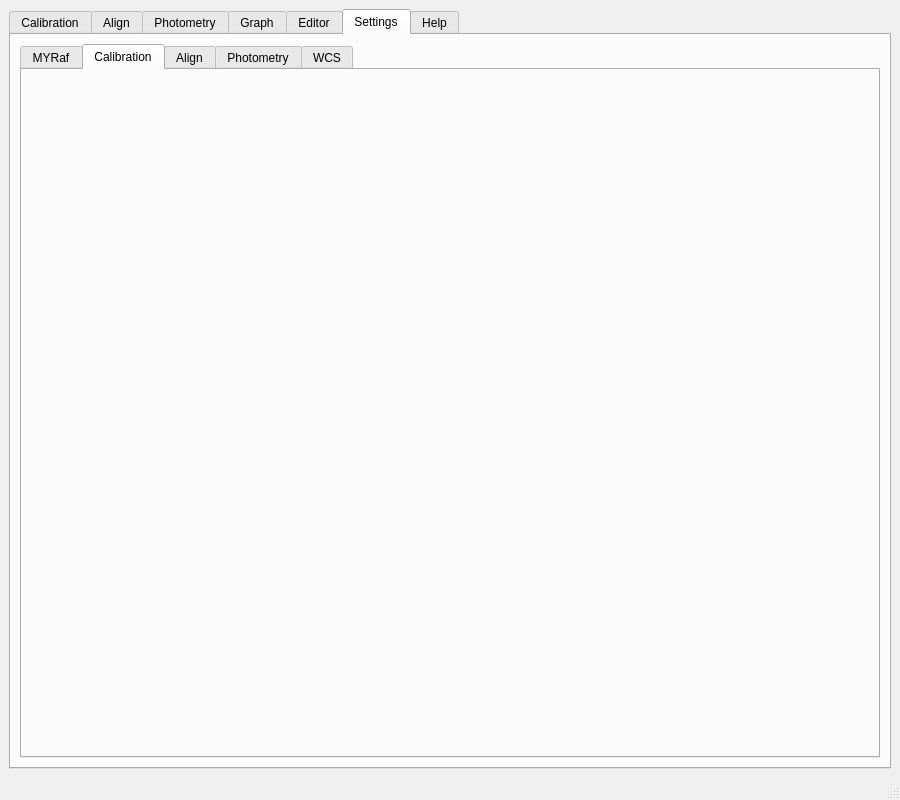
This is gui/myraf.ui in myrafproject/myrafproject as Qt 5 draws it before an edit. The edited form follows.
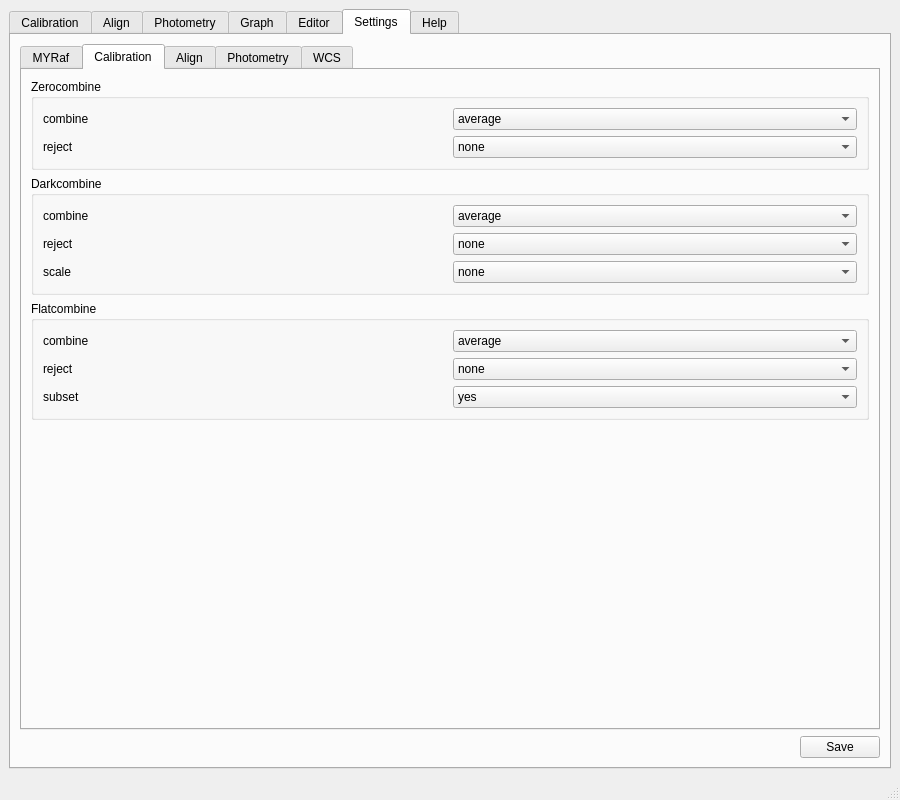
This is the edited form. The open tabs and pages were chosen to show the change. Custom widgets are drawn as their Qt base class.

Diff of the .ui file:
```diff
--- a/gui/myraf.ui
+++ b/gui/myraf.ui
@@ -603,7 +603,7 @@
            <attribute name="title">
             <string>Header</string>
            </attribute>
-           <layout class="QGridLayout" name="gridLayout_26">
+           <layout class="QGridLayout" name="gridLayout_15">
             <item row="0" column="0">
              <widget class="QGroupBox" name="groupBox_10">
               <property name="title">
@@ -684,86 +684,6 @@
               </layout>
              </widget>
             </item>
-            <item row="1" column="0">
-             <widget class="QGroupBox" name="groupBox_9">
-              <property name="title">
-               <string>GroupBox</string>
-              </property>
-              <layout class="QGridLayout" name="gridLayout_24">
-               <item row="0" column="0">
-                <widget class="QLabel" name="label">
-                 <property name="text">
-                  <string>Field</string>
-                 </property>
-                </widget>
-               </item>
-               <item row="0" column="1">
-                <widget class="QLineEdit" name="hedit_field"/>
-               </item>
-               <item row="0" column="2">
-                <widget class="QCheckBox" name="hedit_isvaluefromheader">
-                 <property name="text">
-                  <string>Value From Header</string>
-                 </property>
-                </widget>
-               </item>
-               <item row="1" column="0">
-                <widget class="QLabel" name="label_2">
-                 <property name="text">
-                  <string>Value</string>
-                 </property>
-                </widget>
-               </item>
-               <item row="1" column="1">
-                <widget class="QLineEdit" name="hedit_value"/>
-               </item>
-               <item row="1" column="2">
-                <widget class="QComboBox" name="hedit_valuefromheader">
-                 <property name="enabled">
-                  <bool>false</bool>
-                 </property>
-                </widget>
-               </item>
-              </layout>
-             </widget>
-            </item>
-            <item row="2" column="0" colspan="2">
-             <layout class="QGridLayout" name="gridLayout_23">
-              <item row="0" column="0">
-               <widget class="QLabel" name="hedit_info">
-                <property name="text">
-                 <string>TextLabel</string>
-                </property>
-               </widget>
-              </item>
-              <item row="0" column="1" rowspan="2">
-               <widget class="QPushButton" name="hedit_go">
-                <property name="minimumSize">
-                 <size>
-                  <width>50</width>
-                  <height>50</height>
-                 </size>
-                </property>
-                <property name="maximumSize">
-                 <size>
-                  <width>50</width>
-                  <height>50</height>
-                 </size>
-                </property>
-                <property name="text">
-                 <string>:go</string>
-                </property>
-               </widget>
-              </item>
-              <item row="1" column="0">
-               <widget class="QProgressBar" name="hedit_proc">
-                <property name="value">
-                 <number>24</number>
-                </property>
-               </widget>
-              </item>
-             </layout>
-            </item>
            </layout>
           </widget>
           <widget class="QWidget" name="tab_15">
@@ -790,7 +710,27 @@
         <string>Settings</string>
        </attribute>
        <layout class="QGridLayout" name="gridLayout_29">
-        <item row="0" column="0">
+        <item row="1" column="0">
+         <spacer name="horizontalSpacer_10">
+          <property name="orientation">
+           <enum>Qt::Horizontal</enum>
+          </property>
+          <property name="sizeHint" stdset="0">
+           <size>
+            <width>771</width>
+            <height>20</height>
+           </size>
+          </property>
+         </spacer>
+        </item>
+        <item row="1" column="1">
+         <widget class="QPushButton" name="settings_save">
+          <property name="text">
+           <string>Save</string>
+          </property>
+         </widget>
+        </item>
+        <item row="0" column="0" colspan="2">
          <widget class="QTabWidget" name="tabWidget_6">
           <property name="currentIndex">
            <number>0</number>
@@ -804,6 +744,339 @@
            <attribute name="title">
             <string>Calibration</string>
            </attribute>
+           <layout class="QGridLayout" name="gridLayout_33">
+            <item row="0" column="0">
+             <widget class="QGroupBox" name="groupBox_3">
+              <property name="title">
+               <string>Zerocombine</string>
+              </property>
+              <layout class="QGridLayout" name="gridLayout_24">
+               <item row="0" column="0">
+                <layout class="QGridLayout" name="gridLayout_23">
+                 <item row="1" column="1">
+                  <widget class="QComboBox" name="zero_reject">
+                   <property name="currentText">
+                    <string>minmax</string>
+                   </property>
+                   <item>
+                    <property name="text">
+                     <string>none</string>
+                    </property>
+                   </item>
+                   <item>
+                    <property name="text">
+                     <string>minmax</string>
+                    </property>
+                   </item>
+                   <item>
+                    <property name="text">
+                     <string>ccdclip</string>
+                    </property>
+                   </item>
+                   <item>
+                    <property name="text">
+                     <string>crreject</string>
+                    </property>
+                   </item>
+                   <item>
+                    <property name="text">
+                     <string>sigclip</string>
+                    </property>
+                   </item>
+                   <item>
+                    <property name="text">
+                     <string>avsigclip</string>
+                    </property>
+                   </item>
+                   <item>
+                    <property name="text">
+                     <string>pclipor</string>
+                    </property>
+                   </item>
+                  </widget>
+                 </item>
+                 <item row="0" column="1">
+                  <widget class="QComboBox" name="zero_combine">
+                   <property name="currentText">
+                    <string>median</string>
+                   </property>
+                   <item>
+                    <property name="text">
+                     <string>average</string>
+                    </property>
+                   </item>
+                   <item>
+                    <property name="text">
+                     <string>median</string>
+                    </property>
+                   </item>
+                  </widget>
+                 </item>
+                 <item row="0" column="0">
+                  <widget class="QLabel" name="label_3">
+                   <property name="text">
+                    <string>combine</string>
+                   </property>
+                  </widget>
+                 </item>
+                 <item row="1" column="0">
+                  <widget class="QLabel" name="label_4">
+                   <property name="text">
+                    <string>reject</string>
+                   </property>
+                  </widget>
+                 </item>
+                </layout>
+               </item>
+              </layout>
+             </widget>
+            </item>
+            <item row="1" column="0">
+             <widget class="QGroupBox" name="groupBox_4">
+              <property name="title">
+               <string>Darkcombine</string>
+              </property>
+              <layout class="QGridLayout" name="gridLayout_30">
+               <item row="0" column="0">
+                <layout class="QGridLayout" name="gridLayout_26">
+                 <item row="1" column="0">
+                  <widget class="QLabel" name="label_8">
+                   <property name="text">
+                    <string>reject</string>
+                   </property>
+                  </widget>
+                 </item>
+                 <item row="2" column="0">
+                  <widget class="QLabel" name="label_9">
+                   <property name="text">
+                    <string>scale</string>
+                   </property>
+                  </widget>
+                 </item>
+                 <item row="0" column="1">
+                  <widget class="QComboBox" name="dark_combine">
+                   <property name="currentText">
+                    <string>median</string>
+                   </property>
+                   <item>
+                    <property name="text">
+                     <string>average</string>
+                    </property>
+                   </item>
+                   <item>
+                    <property name="text">
+                     <string>median</string>
+                    </property>
+                   </item>
+                  </widget>
+                 </item>
+                 <item row="2" column="1">
+                  <widget class="QComboBox" name="dark_scale">
+                   <property name="currentText">
+                    <string>exposure</string>
+                   </property>
+                   <item>
+                    <property name="text">
+                     <string>none</string>
+                    </property>
+                   </item>
+                   <item>
+                    <property name="text">
+                     <string>mode</string>
+                    </property>
+                   </item>
+                   <item>
+                    <property name="text">
+                     <string>median</string>
+                    </property>
+                   </item>
+                   <item>
+                    <property name="text">
+                     <string>mean</string>
+                    </property>
+                   </item>
+                   <item>
+                    <property name="text">
+                     <string>exposure</string>
+                    </property>
+                   </item>
+                  </widget>
+                 </item>
+                 <item row="0" column="0">
+                  <widget class="QLabel" name="label_7">
+                   <property name="text">
+                    <string>combine</string>
+                   </property>
+                  </widget>
+                 </item>
+                 <item row="1" column="1">
+                  <widget class="QComboBox" name="dark_reject">
+                   <property name="currentText">
+                    <string>minmax</string>
+                   </property>
+                   <item>
+                    <property name="text">
+                     <string>none</string>
+                    </property>
+                   </item>
+                   <item>
+                    <property name="text">
+                     <string>minmax</string>
+                    </property>
+                   </item>
+                   <item>
+                    <property name="text">
+                     <string>ccdclip</string>
+                    </property>
+                   </item>
+                   <item>
+                    <property name="text">
+                     <string>crreject</string>
+                    </property>
+                   </item>
+                   <item>
+                    <property name="text">
+                     <string>sigclip</string>
+                    </property>
+                   </item>
+                   <item>
+                    <property name="text">
+                     <string>avsigclip</string>
+                    </property>
+                   </item>
+                   <item>
+                    <property name="text">
+                     <string>pclipor</string>
+                    </property>
+                   </item>
+                  </widget>
+                 </item>
+                </layout>
+               </item>
+              </layout>
+             </widget>
+            </item>
+            <item row="2" column="0">
+             <widget class="QGroupBox" name="groupBox_11">
+              <property name="title">
+               <string>Flatcombine</string>
+              </property>
+              <layout class="QGridLayout" name="gridLayout_32">
+               <item row="0" column="0">
+                <layout class="QGridLayout" name="gridLayout_31">
+                 <item row="0" column="0">
+                  <widget class="QLabel" name="label_10">
+                   <property name="text">
+                    <string>combine</string>
+                   </property>
+                  </widget>
+                 </item>
+                 <item row="1" column="0">
+                  <widget class="QLabel" name="label_11">
+                   <property name="text">
+                    <string>reject</string>
+                   </property>
+                  </widget>
+                 </item>
+                 <item row="1" column="1">
+                  <widget class="QComboBox" name="flat_reject">
+                   <property name="currentText">
+                    <string>minmax</string>
+                   </property>
+                   <item>
+                    <property name="text">
+                     <string>none</string>
+                    </property>
+                   </item>
+                   <item>
+                    <property name="text">
+                     <string>minmax</string>
+                    </property>
+                   </item>
+                   <item>
+                    <property name="text">
+                     <string>ccdclip</string>
+                    </property>
+                   </item>
+                   <item>
+                    <property name="text">
+                     <string>crreject</string>
+                    </property>
+                   </item>
+                   <item>
+                    <property name="text">
+                     <string>sigclip</string>
+                    </property>
+                   </item>
+                   <item>
+                    <property name="text">
+                     <string>avsigclip</string>
+                    </property>
+                   </item>
+                   <item>
+                    <property name="text">
+                     <string>pclipor</string>
+                    </property>
+                   </item>
+                  </widget>
+                 </item>
+                 <item row="0" column="1">
+                  <widget class="QComboBox" name="flat_combine">
+                   <property name="currentText">
+                    <string>median</string>
+                   </property>
+                   <item>
+                    <property name="text">
+                     <string>average</string>
+                    </property>
+                   </item>
+                   <item>
+                    <property name="text">
+                     <string>median</string>
+                    </property>
+                   </item>
+                  </widget>
+                 </item>
+                 <item row="2" column="0">
+                  <widget class="QLabel" name="label_14">
+                   <property name="text">
+                    <string>subset</string>
+                   </property>
+                  </widget>
+                 </item>
+                 <item row="2" column="1">
+                  <widget class="QComboBox" name="flat_subset">
+                   <item>
+                    <property name="text">
+                     <string>yes</string>
+                    </property>
+                   </item>
+                   <item>
+                    <property name="text">
+                     <string>no</string>
+                    </property>
+                   </item>
+                  </widget>
+                 </item>
+                </layout>
+               </item>
+              </layout>
+             </widget>
+            </item>
+            <item row="3" column="0">
+             <spacer name="verticalSpacer">
+              <property name="orientation">
+               <enum>Qt::Vertical</enum>
+              </property>
+              <property name="sizeHint" stdset="0">
+               <size>
+                <width>20</width>
+                <height>220</height>
+               </size>
+              </property>
+             </spacer>
+            </item>
+           </layout>
           </widget>
           <widget class="QWidget" name="tab_25">
            <attribute name="title">
```
Left out of the diff: 131 changed lines with no effect on the pictures.
